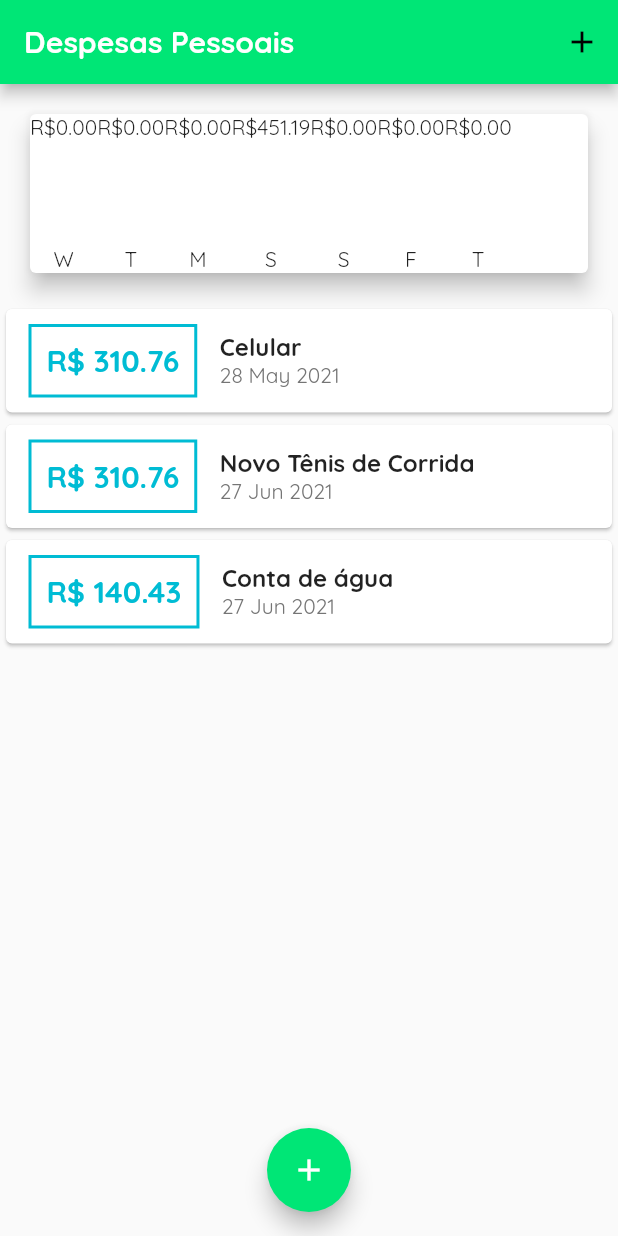
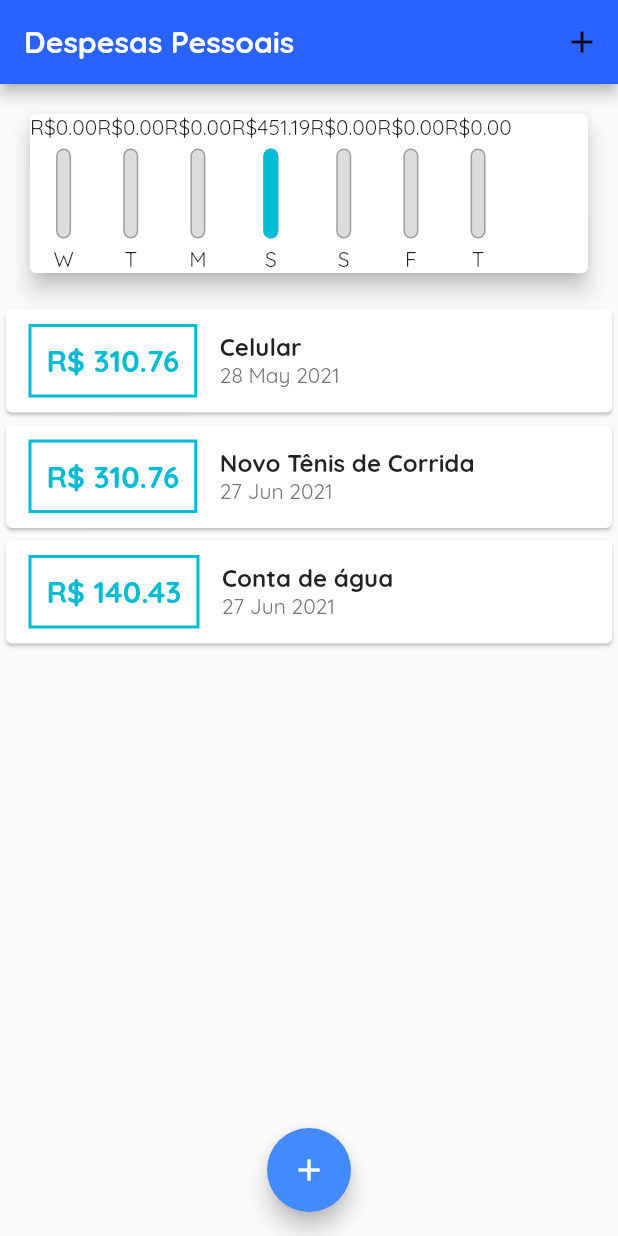
Before and after one commit to isaacwrk/Expenses-flutter, a Flutter app: the screen it shows after launch, on a phone screen of 412 x 824 dp. Run offline on Flutter 3.47's test engine with Material 2 defaults, Android fonts, the phone set to English and light mode, and no system bars.

Commit message:
setando theme para azul e construindo percentual do app

```diff
--- a/lib/components/chart.dart
+++ b/lib/components/chart.dart
@@ -35,11 +35,14 @@ class Chart extends StatelessWidget {
     });
   }
 
-
+  double get _weekTotalValue{
+    return groupedTransactions.fold(0.0, (sum,tr){
+      return sum + (tr['value'] as double);
+    });
+  }
 
   @override
   Widget build(BuildContext context) {
-    groupedTransactions;
     return Card(
       elevation: 6,
       margin: EdgeInsets.all(20),
@@ -48,7 +51,7 @@ class Chart extends StatelessWidget {
           return ChartBar(
             label: tr['day'].toString(),
             value: double.parse(tr['value'].toString()),
-            percentage: 0,
+            percentage:double.parse(tr['value'].toString()) / _weekTotalValue,
             );
         }).toList(),
       ),
--- a/lib/components/chart_bar.dart
+++ b/lib/components/chart_bar.dart
@@ -24,7 +24,30 @@ class ChartBar extends StatelessWidget {
         Container(
           height: 60,
           width: 10,
-          child: null,
+          child: Stack(
+            alignment: Alignment.bottomCenter,
+            children: [
+              Container(
+                decoration: BoxDecoration(
+                  border: Border.all(
+                    color: Colors.grey,
+                    width: 1.0,
+                  ),
+                  color: Color.fromRGBO(220, 220, 220, 1),
+                  borderRadius: BorderRadius.circular(5),
+                ),
+              ),
+              FractionallySizedBox(
+                heightFactor: percentage,
+                child: Container(
+                  decoration: BoxDecoration(
+                    color: Theme.of(context).primaryColor,
+                    borderRadius: BorderRadius.circular(5),
+                  ),
+                ),
+              ),
+            ],
+          ),
         ),
         SizedBox(height:5),
         Text(label)
--- a/lib/main.dart
+++ b/lib/main.dart
@@ -97,7 +97,7 @@ class _MyHomePageState extends State<MyHomePage> {
   Widget build(BuildContext context) {
     return Scaffold(
       appBar:AppBar(
-        backgroundColor: Colors.greenAccent.shade400,
+        backgroundColor: Colors.blueAccent.shade700,
         title:Text('Despesas Pessoais'),
         actions:<Widget> [
           IconButton(
@@ -118,7 +118,7 @@ class _MyHomePageState extends State<MyHomePage> {
         floatingActionButton: FloatingActionButton(
           child: Icon(Icons.add),
           onPressed: () => _openTransactionFormModal(context),
-          backgroundColor: Colors.greenAccent.shade400,
+          backgroundColor: Colors.blueAccent,
         ),
         floatingActionButtonLocation: FloatingActionButtonLocation.centerFloat,
     );
```
